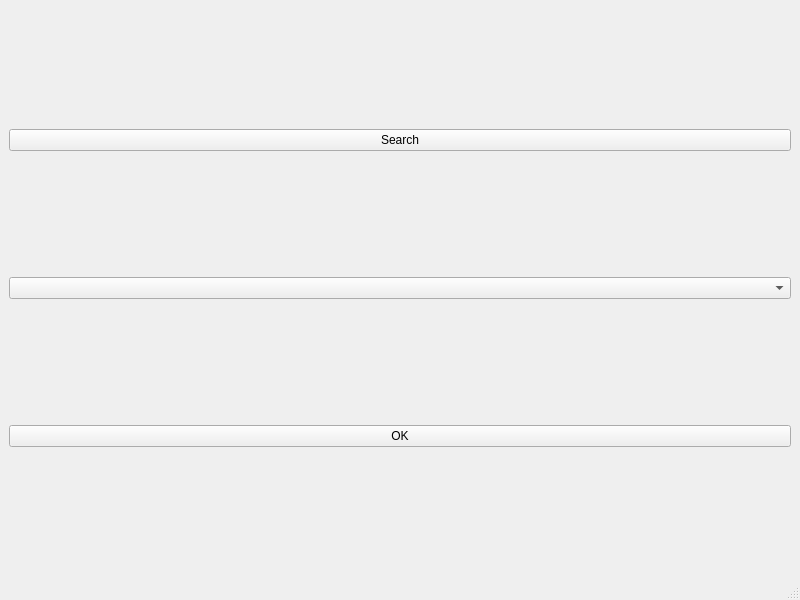
Old version of the form BLE/BLEconnector/mainwindow.ui in the repository giogan98/daffodil.
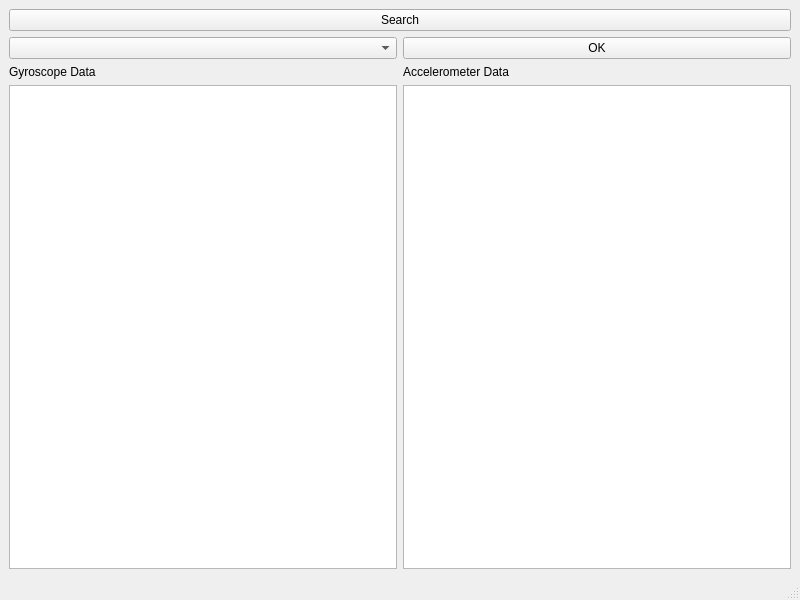
New version of the form.

Commit message: Made progress, passing data still doesn't work in the intended way

The edit to the form file:
```diff
--- a/BLE/BLEconnector/mainwindow.ui
+++ b/BLE/BLEconnector/mainwindow.ui
@@ -14,7 +14,7 @@
    <string>MainWindow</string>
   </property>
   <widget class="QWidget" name="centralwidget">
-   <layout class="QVBoxLayout" name="verticalLayout">
+   <layout class="QVBoxLayout" name="verticalLayout_3">
     <item>
      <widget class="QPushButton" name="pbn_search">
       <property name="text">
@@ -23,6 +23,8 @@
      </widget>
     </item>
     <item>
+     <layout class="QHBoxLayout" name="horizontalLayout">
+      <item>
      <widget class="QComboBox" name="cb_devices"/>
     </item>
     <item>
@@ -31,6 +33,40 @@
        <string>OK</string>
       </property>
      </widget>
+      </item>
+     </layout>
+    </item>
+    <item>
+     <layout class="QHBoxLayout" name="horizontalLayout_2">
+      <item>
+       <layout class="QVBoxLayout" name="verticalLayout">
+        <item>
+         <widget class="QLabel" name="lbl_gyro">
+          <property name="text">
+           <string>Gyroscope Data</string>
+          </property>
+         </widget>
+        </item>
+        <item>
+         <widget class="QPlainTextEdit" name="pte_gyro"/>
+        </item>
+       </layout>
+      </item>
+      <item>
+       <layout class="QVBoxLayout" name="verticalLayout_2">
+        <item>
+         <widget class="QLabel" name="lbl_acc">
+          <property name="text">
+           <string>Accelerometer Data</string>
+          </property>
+         </widget>
+        </item>
+        <item>
+         <widget class="QPlainTextEdit" name="pte_acc"/>
+        </item>
+       </layout>
+      </item>
+     </layout>
     </item>
    </layout>
   </widget>
```
Lines whose indentation alone changed are shown as unchanged. The commit also changes 2 other files.
